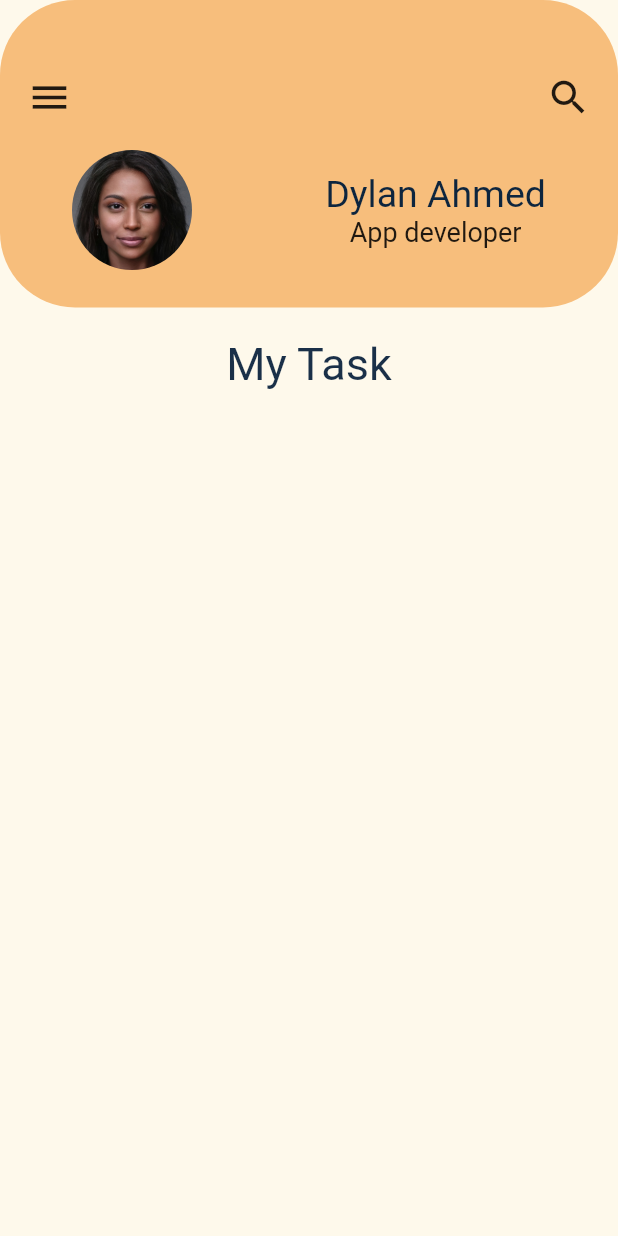
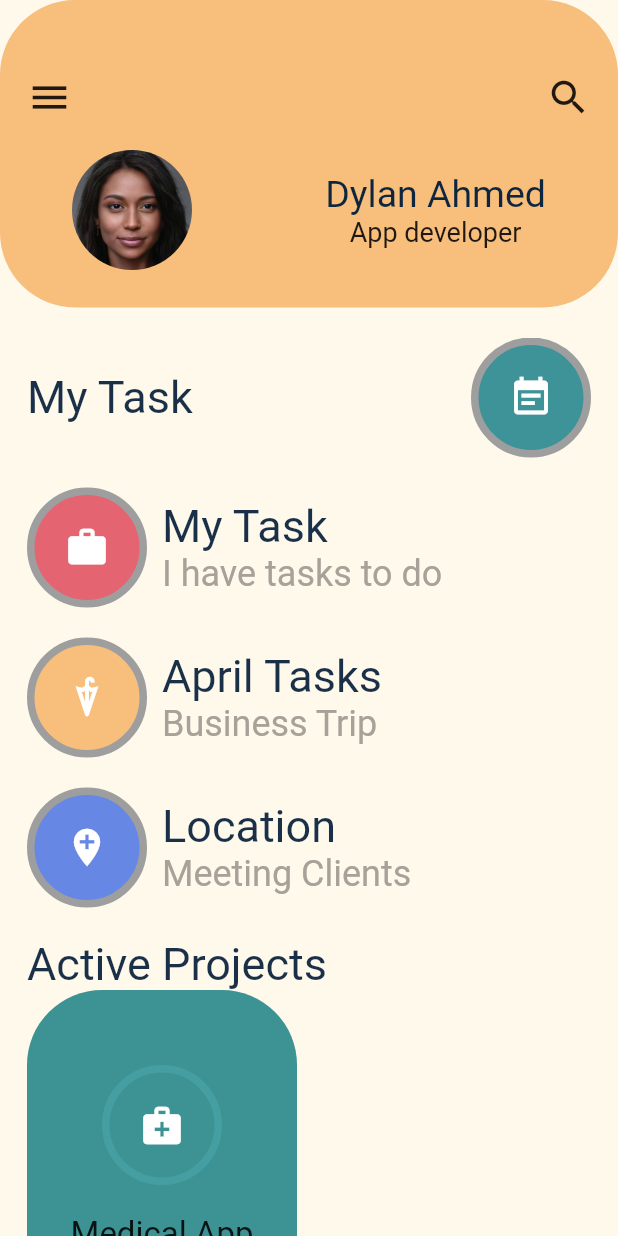
Before and after one commit to lukechoi14/first_flutter_app, a Flutter app: the screen it shows after launch, on a phone screen of 412 x 824 dp. Run offline on Flutter 3.47's test engine with Material 2 defaults, Android fonts, the phone set to English and light mode, and no system bars.

Commit message:
bottom widget

```diff
--- a/lib/about.dart
+++ b/lib/about.dart
@@ -1,3 +1,4 @@
+import 'package:contact/icon_container.dart';
 import 'package:flutter/cupertino.dart';
 import 'package:flutter/material.dart';
 
@@ -56,11 +57,89 @@ class About extends StatelessWidget {
           Expanded(child: SingleChildScrollView(
             child: Padding(
               padding: const EdgeInsets.only(left:18, right:18),
-              child: Column(
+              child:Column(
+                children: [
+             Row(
+                mainAxisAlignment: MainAxisAlignment.spaceBetween,
                 children: const [
-                  Text("My Task", style: TextStyle(fontSize: 30,color:Color(0xFF1a3048)))
+                  Text("My Task", style: TextStyle(fontSize: 30,color:Color(0xFF1a3048))),
+                  IconContainer(size:30,width:80,height: 80,bgColor: Color(0xFF3d9398),index: 0,borderColor: Colors.grey,)
                 ],
-              )
+              ),
+                const SizedBox(height:20),
+                  Row(
+                    children: [
+                      const IconContainer(size:30,width:80,height: 80,bgColor: Color(0xFFe46471),index: 1,borderColor: Colors.grey,),
+                      const SizedBox(width: 10,),
+                      Column(
+                        crossAxisAlignment: CrossAxisAlignment.start,
+                        children: const [
+                          Text("My Task", style: TextStyle(fontSize: 30,color:Color(0xFF1a3048))),
+                          Text("I have tasks to do", style: TextStyle(fontSize: 24,color:Color(0xFFa6a299))),
+                        ],
+                      )
+                    ],
+                  ),
+                  const SizedBox(height:20),
+                  Row(
+                    children: [
+                      const IconContainer(size:30,width:80,height: 80,bgColor: Color(0xFFf7be7c),index: 2,borderColor: Colors.grey,),
+                      const SizedBox(width: 10,),
+                      Column(
+                        crossAxisAlignment: CrossAxisAlignment.start,
+                        children: const [
+                          Text("April Tasks", style: TextStyle(fontSize: 30,color:Color(0xFF1a3048))),
+                          Text("Business Trip", style: TextStyle(fontSize: 24,color:Color(0xFFa6a299))),
+                        ],
+                      )
+                    ],
+                  ),
+                  const SizedBox(height:20),
+                  Row(
+                    children: [
+                      const IconContainer(size:30,width:80,height: 80,bgColor: Color(0xFF6688e4),index: 3,borderColor: Colors.grey,),
+                      const SizedBox(width: 10,),
+                      Column(
+                        crossAxisAlignment: CrossAxisAlignment.start,
+                        children: const [
+                          Text("Location", style: TextStyle(fontSize: 30,color:Color(0xFF1a3048))),
+                          Text("Meeting Clients", style: TextStyle(fontSize: 24,color:Color(0xFFa6a299))),
+                        ],
+                      )
+                    ],
+                  ),
+                  const SizedBox(height: 20,),
+                  Row(
+                    children: const [
+                      Text("Active Projects", style: TextStyle(fontSize: 30,color:Color(0xFF1a3048))),
+                    ],
+                  ),
+                  Row(
+                    children: [
+                      Container(
+                        width:180,
+                        height:250,
+                        decoration: const BoxDecoration(
+                          borderRadius: BorderRadius.all(Radius.circular(50)),
+                          color: Color(0xFF3d9393)
+                        ),
+                        child: Column(
+                          children: const [
+                            Padding(padding: EdgeInsets.only(left:10,right:10,top:50),
+                            child:IconContainer(width:80,height:80,size:30,index:4,bgColor:Color(0xFF3d9393),borderColor:Color(0xFF459ea2)),
+                            ),
+                            SizedBox(height:20),
+                            Text("Medical App", style: TextStyle(fontSize: 22),)
+                          ],
+                        ),
+                      ),
+
+                    ],
+                  )
+
+                ],
+    ),
+
             ),
           ))
         ],
--- a/lib/icon_container.dart
+++ b/lib/icon_container.dart
@@ -2,12 +2,13 @@ import 'package:flutter/cupertino.dart';
 import 'package:flutter/material.dart';
 
 class IconContainer extends StatelessWidget {
-  final Color? bgColor, borderColor;
+  final Color borderColor;
+  final Color? bgColor;
   final double? width, height, size;
-  final int? index;
+  final int index;
   // ignore: use_key_in_widget_constructors
-  const IconContainer({this.borderColor,
-  this.bgColor,this.index,this.width,this.height,this.size});
+  const IconContainer({this.borderColor=Colors.transparent,
+  this.bgColor,required this.index,this.width,this.height,this.size});
 
   @override
   Widget build(BuildContext context) {
@@ -22,7 +23,19 @@ class IconContainer extends StatelessWidget {
       Icons.flight
     ];
     return Container(
-      // width: this.width;
+      width: width,
+      height: height,
+      child: Icon(
+        _icons[index], size: size,color: Colors.white,
+      ),
+      decoration: BoxDecoration(
+        color:bgColor,
+        shape: BoxShape.circle,
+        border:borderColor==Colors.transparent?
+            Border.all(width:5,color:Colors.transparent):
+            Border.all(width:5,color:borderColor)
+      ),
+
     );
   }
 }
```
